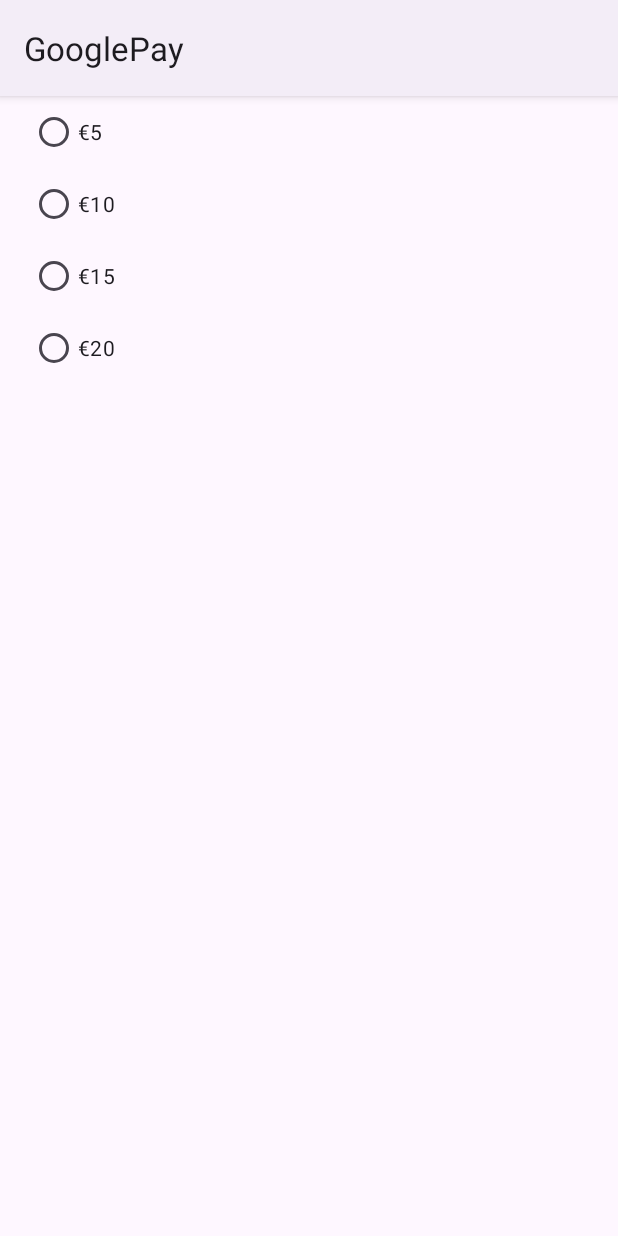
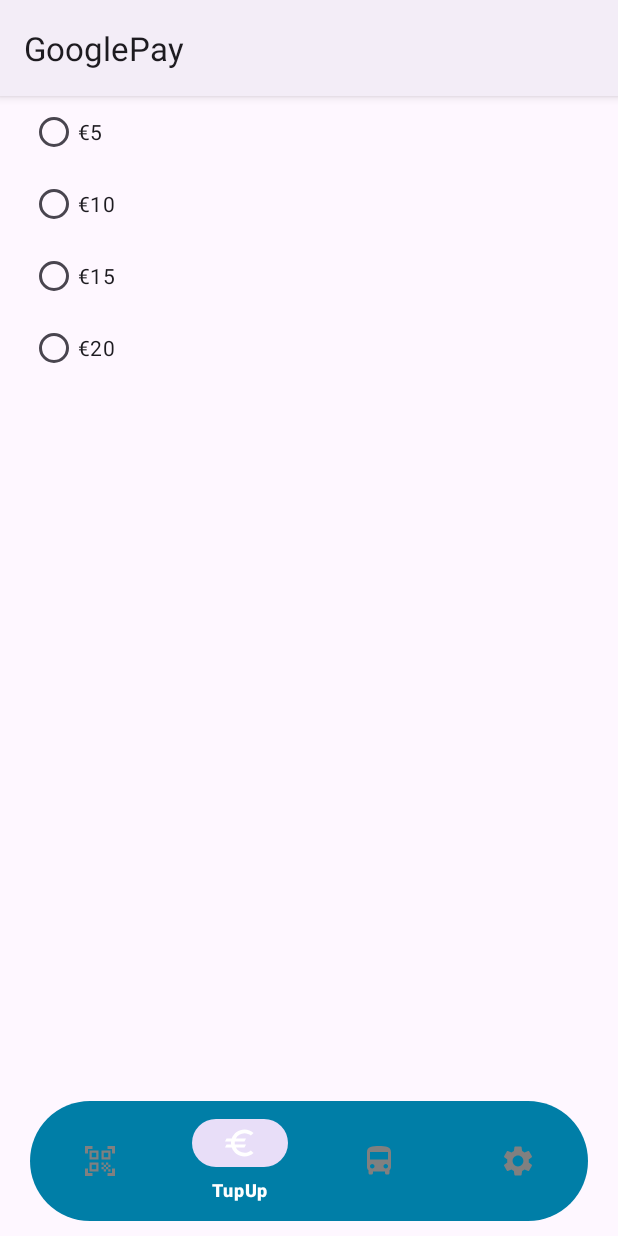
Before and after one commit to AloisioPjr/MyZipZapApp, an Android app: the GooglePay screen opened directly, with no data from a screen before it, on a phone screen of 412 x 824 dp. Run offline under Robolectric (Android 15) with nearby library versions, the phone set to English and light mode, and no system bars; 5 statements that could not run were skipped.

Commit message:
googlepay, navbar, login missing layout and scan

```diff
--- a/app/src/main/java/com/example/myzipzap/Register.java
+++ b/app/src/main/java/com/example/myzipzap/Register.java
@@ -78,7 +78,7 @@ public class Register extends AppCompatActivity {
 
                         FirebaseUser firebaseUser = mAuth.getCurrentUser();
                         //create the data in the realtime database
-                        ReadWriteUserDetails readWriteUserDetails = new ReadWriteUserDetails(userCredit);
+
                         //extracting user reference from Realtime database
                         DatabaseReference referenceProfile = FirebaseDatabase.getInstance().getReference("userCredit");
                         //save the details from user in the object writeUserDetails
--- a/app/src/main/res/layout/activity_google_pay.xml
+++ b/app/src/main/res/layout/activity_google_pay.xml
@@ -1,13 +1,17 @@
 <?xml version="1.0" encoding="utf-8"?>
-<ScrollView
-    xmlns:android="http://schemas.android.com/apk/res/android"
+<RelativeLayout xmlns:android="http://schemas.android.com/apk/res/android"
     xmlns:tools="http://schemas.android.com/tools"
     android:layout_width="match_parent"
     android:layout_height="match_parent"
+    xmlns:app="http://schemas.android.com/apk/res-auto"
     android:fillViewport="true"
     tools:context=".GooglePay"
     android:text="Top Up">
-
+    <FrameLayout
+        android:layout_width="match_parent"
+        android:layout_height="match_parent"
+        android:id="@+id/frame_layout"
+        android:layout_above="@id/bottomNavigationView">
     <LinearLayout
         android:layout_width="match_parent"
         android:layout_height="wrap_content"
@@ -35,7 +39,7 @@
             android:layout_width="match_parent"
             android:layout_height="wrap_content"
             android:text="€20" />
-
+    </LinearLayout>
 
 
 
@@ -50,8 +54,22 @@
             android:layout_height="@dimen/buy_button_height"
             android:layout_marginBottom="20dp"
             android:visibility="gone"/>
+</FrameLayout>
+    <com.google.android.material.bottomnavigation.BottomNavigationView
+        android:layout_width="match_parent"
+        android:layout_height="wrap_content"
+        android:layout_alignParentBottom="true"
+        android:layout_marginEnd="20dp"
+        android:layout_marginStart="20dp"
+        android:layout_marginBottom="10dp"
+        android:id="@+id/bottomNavigationView"
+        android:background="@drawable/bottom_background"
+        app:itemTextColor="@color/white"
+        app:menu="@menu/button_nav_menu"
+        app:itemIconTint="@drawable/item_selector"
+        app:itemRippleColor="@android:color/transparent"
+        />
 
 
 
-    </LinearLayout>
-</ScrollView>
+</RelativeLayout>
--- a/app/src/main/res/layout/activity_qrscanner.xml
+++ b/app/src/main/res/layout/activity_qrscanner.xml
@@ -65,4 +65,10 @@
         app:itemIconTint="@drawable/item_selector"
         app:itemRippleColor="@android:color/transparent"
         />
+
+    <Button
+        android:id="@+id/creditBtn"
+        android:layout_width="wrap_content"
+        android:layout_height="wrap_content"
+        android:text="credit button" />
 </RelativeLayout>
```
Also changed, not shown: app/src/main/java/com/example/myzipzap/DAOUserDetails.java (deleted, +0 -22 lines), app/src/main/java/com/example/myzipzap/GooglePay.java (+41 -7 lines), app/src/main/java/com/example/myzipzap/QRScanner.java (+6 -7 lines), app/src/main/res/layout/add_to_google_wallet_button.xml (+6 -1 lines).
